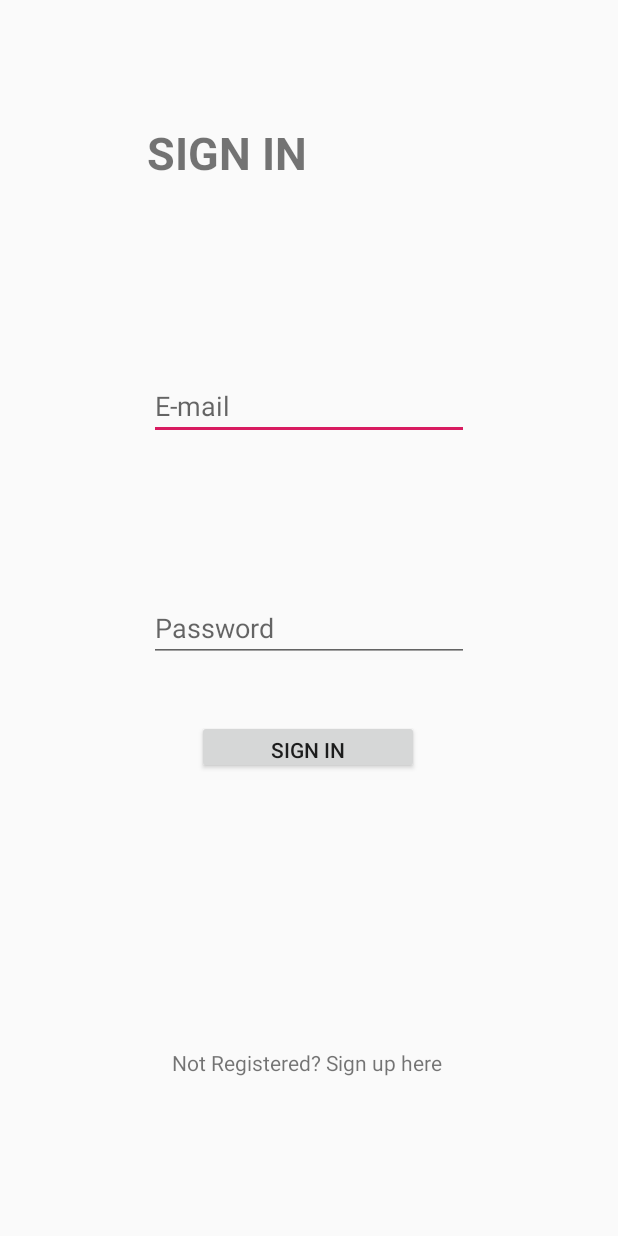
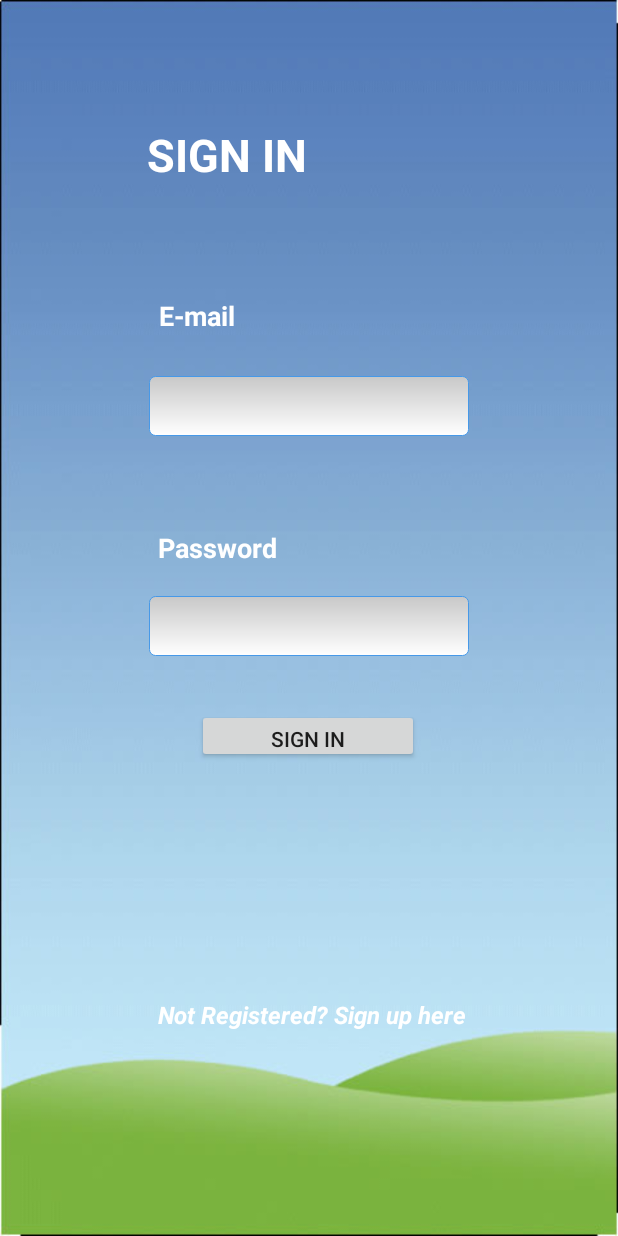
Before and after one commit to harrythomas1998/FYP, an Android app: the screen it shows after launch (LoginActivity), after a tap on "LOGIN", on a phone screen of 412 x 824 dp. Run offline under Robolectric (Android 15) with nearby library versions, the phone set to English and light mode, and no system bars; our stand-ins replace Firebase (no records; nobody signed in at launch, a user with empty details on screens opened directly).

Commit message:
31/1/2020- Worked on UI

```diff
--- /dev/null
+++ b/app/src/main/res/drawable/edittextstyle.xml
@@ -0,0 +1,20 @@
+<?xml version="1.0" encoding="utf-8"?>
+<shape xmlns:android="http://schemas.android.com/apk/res/android"
+
+    android:thickness="0dp"
+
+    android:shape="rectangle">
+    <stroke android:width=".5dp"
+
+        android:color="#4799E8"/>
+    <corners android:radius="4dp" />
+    <gradient
+
+        android:startColor="#C8C8C8"
+
+        android:endColor="#FFFFFF"
+
+        android:type="linear"
+
+        android:angle="270"/>
+</shape>
--- a/app/src/main/res/layout/activity_find_soil_type.xml
+++ b/app/src/main/res/layout/activity_find_soil_type.xml
@@ -4,7 +4,8 @@
     xmlns:tools="http://schemas.android.com/tools"
     android:layout_width="match_parent"
     android:layout_height="match_parent"
-    tools:context=".FindSoilType">
+    tools:context=".FindSoilType"
+    android:background="@drawable/background9">
 
     <EditText
         android:id="@+id/provName"
--- a/app/src/main/res/layout/activity_home.xml
+++ b/app/src/main/res/layout/activity_home.xml
@@ -4,7 +4,8 @@
     xmlns:tools="http://schemas.android.com/tools"
     android:layout_width="match_parent"
     android:layout_height="match_parent"
-    tools:context=".HomeActivity">
+    tools:context=".HomeActivity"
+    android:background="@drawable/background9">
 
 
     <Button
--- a/app/src/main/res/layout/activity_login.xml
+++ b/app/src/main/res/layout/activity_login.xml
@@ -4,20 +4,19 @@
     xmlns:tools="http://schemas.android.com/tools"
     android:layout_width="match_parent"
     android:layout_height="match_parent"
-    tools:context=".LoginActivity">
+    tools:context=".LoginActivity"
+    android:background="@drawable/background9">
 
     <EditText
         android:id="@+id/email1"
         android:layout_width="wrap_content"
-        android:layout_height="wrap_content"
+        android:layout_height="40dp"
         android:layout_marginStart="85dp"
-        android:layout_marginLeft="85dp"
         android:layout_marginTop="137dp"
         android:layout_marginEnd="85dp"
-        android:layout_marginRight="85dp"
         android:layout_marginBottom="420dp"
+        android:background="@drawable/edittextstyle"
         android:ems="10"
-        android:hint="E-mail"
         android:inputType="textEmailAddress"
         app:layout_constraintBottom_toBottomOf="parent"
         app:layout_constraintEnd_toEndOf="parent"
@@ -27,15 +26,13 @@
     <EditText
         android:id="@+id/password1"
         android:layout_width="wrap_content"
-        android:layout_height="wrap_content"
+        android:layout_height="40dp"
         android:layout_marginStart="85dp"
-        android:layout_marginLeft="85dp"
         android:layout_marginTop="48dp"
         android:layout_marginEnd="85dp"
-        android:layout_marginRight="85dp"
         android:layout_marginBottom="328dp"
+        android:background="@drawable/edittextstyle"
         android:ems="10"
-        android:hint="Password"
         android:inputType="textPassword"
         app:layout_constraintBottom_toBottomOf="parent"
         app:layout_constraintEnd_toEndOf="parent"
@@ -44,17 +41,20 @@
 
     <TextView
         android:id="@+id/textView1"
-        android:layout_width="183dp"
-        android:layout_height="19dp"
-        android:layout_marginStart="85dp"
-        android:layout_marginLeft="85dp"
-        android:layout_marginTop="91dp"
-        android:layout_marginEnd="85dp"
-        android:layout_marginRight="85dp"
-        android:layout_marginBottom="132dp"
+        android:layout_width="wrap_content"
+
+        android:layout_height="wrap_content"
+        android:layout_marginStart="100dp"
+        android:layout_marginTop="65dp"
+        android:layout_marginEnd="100dp"
+        android:layout_marginBottom="165dp"
         android:text="Not Registered? Sign up here"
+        android:textColor="#FFF"
+        android:textSize="16sp"
+        android:textStyle="bold|italic"
         app:layout_constraintBottom_toBottomOf="parent"
         app:layout_constraintEnd_toEndOf="parent"
+        app:layout_constraintHorizontal_bias="0.758"
         app:layout_constraintStart_toStartOf="parent"
         app:layout_constraintTop_toBottomOf="@+id/button1"
         tools:text="Not Registered? Sign up here" />
@@ -91,10 +91,46 @@
         android:textAllCaps="true"
         android:textSize="30sp"
         android:textStyle="bold"
+        android:textColor="#FFF"
         app:layout_constraintBottom_toTopOf="@+id/email1"
         app:layout_constraintEnd_toEndOf="parent"
         app:layout_constraintHorizontal_bias="0.0"
         app:layout_constraintStart_toStartOf="parent"
         app:layout_constraintTop_toTopOf="parent"
         app:layout_constraintVertical_bias="0.363" />
+
+    <TextView
+        android:id="@+id/textView8"
+        android:layout_width="wrap_content"
+        android:layout_height="wrap_content"
+        android:layout_marginStart="100dp"
+        android:layout_marginTop="52dp"
+        android:layout_marginEnd="250dp"
+        android:layout_marginBottom="5dp"
+        android:text="E-mail"
+        android:textColor="#FFF"
+        android:textSize="18sp"
+        android:textStyle="bold"
+        app:layout_constraintBottom_toTopOf="@+id/email1"
+        app:layout_constraintEnd_toEndOf="parent"
+        app:layout_constraintStart_toStartOf="parent"
+        app:layout_constraintTop_toBottomOf="@+id/textView" />
+
+    <TextView
+        android:id="@+id/textView9"
+        android:layout_width="wrap_content"
+        android:layout_height="wrap_content"
+        android:layout_marginStart="100dp"
+        android:layout_marginTop="47dp"
+        android:layout_marginEnd="220dp"
+        android:layout_marginBottom="5dp"
+        android:text="Password"
+        android:textColor="#FFF"
+        android:textSize="18sp"
+        android:textStyle="bold"
+        app:layout_constraintBottom_toTopOf="@+id/password1"
+        app:layout_constraintEnd_toEndOf="parent"
+        app:layout_constraintHorizontal_bias="0.4"
+        app:layout_constraintStart_toStartOf="parent"
+        app:layout_constraintTop_toBottomOf="@+id/email1" />
 </androidx.constraintlayout.widget.ConstraintLayout>
--- a/app/src/main/res/layout/activity_register.xml
+++ b/app/src/main/res/layout/activity_register.xml
@@ -4,11 +4,13 @@
     xmlns:tools="http://schemas.android.com/tools"
     android:layout_width="match_parent"
     android:layout_height="match_parent"
-    tools:context=".RegisterActivity">
+    tools:context=".RegisterActivity"
+    android:background="@drawable/background9">
 
 
     <EditText
         android:id="@+id/email1"
+
         android:layout_width="wrap_content"
         android:layout_height="wrap_content"
         android:layout_marginStart="85dp"
--- a/app/src/main/res/layout/activity_soil.xml
+++ b/app/src/main/res/layout/activity_soil.xml
@@ -4,7 +4,8 @@
     xmlns:tools="http://schemas.android.com/tools"
     android:layout_width="match_parent"
     android:layout_height="match_parent"
-    tools:context=".SoilActivity">
+    tools:context=".SoilActivity"
+    android:background="@drawable/background9">
 
     <Spinner
         android:id="@+id/soilDropDown"
--- a/app/src/main/res/values/styles.xml
+++ b/app/src/main/res/values/styles.xml
@@ -4,7 +4,6 @@
     <style name="AppTheme" parent="Theme.AppCompat.Light.NoActionBar">
         <!-- Customize your theme here. -->
         <item name="colorPrimary">@color/colorPrimary</item>
-        <item name="colorPrimaryDark">@color/colorPrimaryDark</item>
         <item name="colorAccent">@color/colorAccent</item>
     </style>
 
```
Also changed, not shown: app/src/main/java/com/example/fyp/Fragments/EventsFragment.java (deleted, +0 -36 lines), app/src/main/java/com/example/fyp/MaintenancePlanner.java (+184 -10 lines), app/src/main/java/com/example/fyp/WeatherParser.java (+4 -9 lines), app/src/main/res/layout/activity_menu.xml (added, +153 -0 lines), app/src/main/res/layout/fragment_event.xml (deleted, +0 -12 lines), app/src/main/res/layout/fragment_weather.xml (deleted, +0 -12 lines), app/src/main/res/drawable/background9.jpg (added), app/src/main/res/drawable/menuimage.jpg (added).
